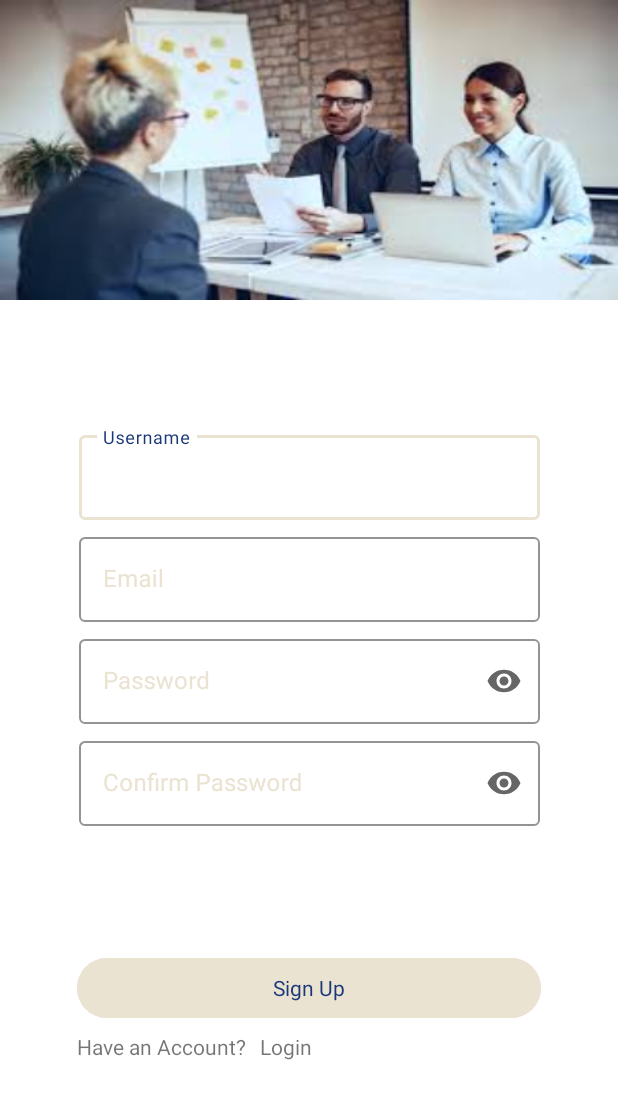
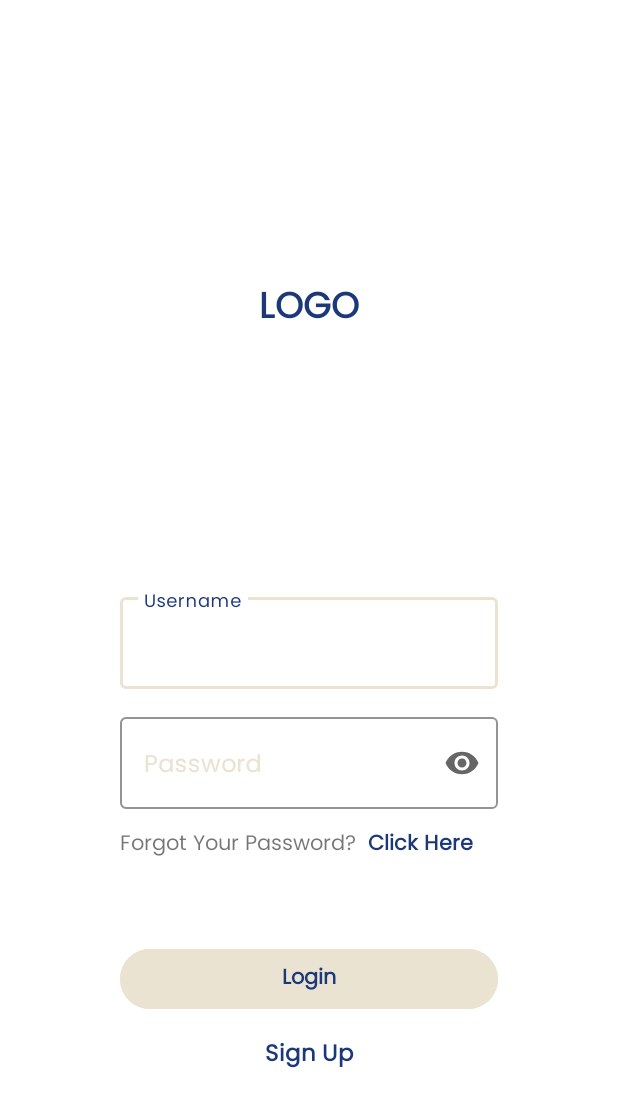
Before and after one commit to Dandy-Candra/JobSeek, an Android app: the screen it shows after launch (Register before the commit, MainActivity after it), on a phone screen of 412 x 824 dp. Shown: the top 1107 px of the screen. Run offline under Robolectric (Android 15) with nearby library versions, the phone set to English and light mode, and no system bars.

Commit message:
Menerapkan fragment pada login dan register

```diff
--- a/app/src/main/AndroidManifest.xml
+++ b/app/src/main/AndroidManifest.xml
@@ -14,10 +14,10 @@
         android:theme="@style/Theme.Tubes_PBP"
         tools:targetApi="31">
         <activity
-            android:name=".MainActivity"
+            android:name=".Register"
             android:exported="false" />
         <activity
-            android:name=".Register"
+            android:name=".MainActivity"
             android:exported="true">
             <intent-filter>
                 <action android:name="android.intent.action.MAIN" />
--- /dev/null
+++ b/app/src/main/java/com/android/tubes_pbp/LoginFragment.kt
@@ -0,0 +1,41 @@
+package com.android.tubes_pbp
+
+import android.os.Bundle
+import androidx.fragment.app.Fragment
+import android.view.LayoutInflater
+import android.view.View
+import android.view.ViewGroup
+import android.widget.Button
+import androidx.fragment.app.FragmentManager
+import androidx.fragment.app.FragmentTransaction
+import androidx.recyclerview.widget.LinearLayoutManager
+import androidx.recyclerview.widget.RecyclerView
+
+
+class LoginFragment : Fragment() {
+
+
+    override fun onCreateView(
+        inflater: LayoutInflater, container: ViewGroup?,
+        savedInstanceState: Bundle?
+    ): View? {
+        val v = inflater.inflate(R.layout.activity_login, container, false)
+
+        return v
+    }
+
+    override fun onViewCreated(view: View, savedInstanceState: Bundle?) {
+        super.onViewCreated(view, savedInstanceState)
+        val button : Button = view.findViewById(R.id.buttonRegister)
+
+        button.setOnClickListener {
+            val secondFragment = RegisterFragment()
+            val transaction: FragmentTransaction = requireFragmentManager().beginTransaction()
+            transaction.replace(R.id.layout_fragment, secondFragment)
+            transaction.commit()
+        }
+    }
+
+
+
+}
--- a/app/src/main/java/com/android/tubes_pbp/MainActivity.kt
+++ b/app/src/main/java/com/android/tubes_pbp/MainActivity.kt
@@ -2,12 +2,15 @@ package com.android.tubes_pbp
 
 import androidx.appcompat.app.AppCompatActivity
 import android.os.Bundle
-import android.view.Window
 
 class MainActivity : AppCompatActivity() {
     override fun onCreate(savedInstanceState: Bundle?) {
         getSupportActionBar()?.hide()
         super.onCreate(savedInstanceState)
         setContentView(R.layout.activity_main)
+
+
+        getSupportFragmentManager().beginTransaction().replace(R.id.layout_fragment, LoginFragment()).commit()
     }
+
 }
--- /dev/null
+++ b/app/src/main/res/layout/activity_login.xml
@@ -0,0 +1,136 @@
+<?xml version="1.0" encoding="utf-8"?>
+<androidx.constraintlayout.widget.ConstraintLayout xmlns:android="http://schemas.android.com/apk/res/android"
+    xmlns:app="http://schemas.android.com/apk/res-auto"
+    xmlns:tools="http://schemas.android.com/tools"
+    android:layout_width="match_parent"
+    android:layout_height="match_parent"
+    tools:context=".MainActivity"
+    android:padding="120px">
+
+    <TextView
+        android:id="@+id/textView3"
+        android:layout_width="wrap_content"
+        android:layout_height="wrap_content"
+        android:fontFamily="@font/poppins"
+        android:text="LOGO"
+        android:textColor="#1C3879"
+        android:textSize="24sp"
+        app:layout_constraintBottom_toBottomOf="parent"
+        app:layout_constraintEnd_toEndOf="parent"
+        app:layout_constraintStart_toStartOf="parent"
+        app:layout_constraintTop_toTopOf="parent"
+        app:layout_constraintVertical_bias="0.17000002"
+        android:textStyle="bold"/>
+
+    <com.google.android.material.textfield.TextInputLayout
+        android:id="@+id/textInputLayout"
+        android:layout_width="match_parent"
+        android:layout_height="wrap_content"
+        app:layout_constraintBottom_toBottomOf="parent"
+        app:layout_constraintEnd_toEndOf="parent"
+        app:layout_constraintStart_toStartOf="parent"
+        app:layout_constraintTop_toBottomOf="@+id/textView3"
+        app:layout_constraintVertical_bias="0.37"
+        style="@style/Widget.MaterialComponents.TextInputLayout.OutlinedBox"
+        android:hint="Username"
+        app:boxStrokeColor="#EAE3D2"
+        android:textColorHint="#EAE3D2"
+        app:hintTextColor="#1C3879">
+
+        <com.google.android.material.textfield.TextInputEditText
+            android:id="@+id/etUsername"
+            android:layout_width="match_parent"
+            android:layout_height="wrap_content"
+            android:fontFamily="@font/poppins" />
+    </com.google.android.material.textfield.TextInputLayout>
+
+    <com.google.android.material.textfield.TextInputLayout
+        android:id="@+id/textInputLayout2"
+        android:layout_width="match_parent"
+        android:layout_height="wrap_content"
+        app:endIconMode="password_toggle"
+        app:layout_constraintBottom_toBottomOf="parent"
+        app:layout_constraintEnd_toEndOf="parent"
+        app:layout_constraintStart_toStartOf="parent"
+        app:layout_constraintTop_toBottomOf="@+id/textInputLayout"
+        app:layout_constraintVertical_bias="0.060000002"
+        style="@style/Widget.MaterialComponents.TextInputLayout.OutlinedBox"
+        android:hint="Password"
+        app:boxStrokeColor="#EAE3D2"
+        android:textColorHint="#EAE3D2"
+        app:hintTextColor="#1C3879">
+
+        <com.google.android.material.textfield.TextInputEditText
+            android:id="@+id/etPassword"
+            android:layout_width="match_parent"
+            android:layout_height="wrap_content"
+
+            android:fontFamily="@font/poppins"
+            android:inputType="textPassword" />
+    </com.google.android.material.textfield.TextInputLayout>
+
+    <TextView
+        android:id="@+id/textView4"
+        android:layout_width="wrap_content"
+        android:layout_height="wrap_content"
+        android:layout_marginTop="12dp"
+        android:fontFamily="@font/poppins"
+        android:text="Forgot Your Password?"
+        app:layout_constraintEnd_toEndOf="parent"
+        app:layout_constraintHorizontal_bias="0.0"
+        app:layout_constraintStart_toStartOf="parent"
+        app:layout_constraintTop_toBottomOf="@+id/textInputLayout2" />
+
+    <TextView
+        android:id="@+id/textView5"
+        android:layout_width="73dp"
+        android:layout_height="23dp"
+        android:layout_marginStart="8dp"
+        android:fontFamily="@font/poppins"
+        android:text="Click Here"
+        android:textColor="#1C3879"
+        android:textSize="14sp"
+        android:textStyle="bold"
+        app:layout_constraintBottom_toBottomOf="@+id/textView4"
+        app:layout_constraintStart_toEndOf="@+id/textView4"
+        app:layout_constraintTop_toTopOf="@+id/textView4"
+        app:layout_constraintVertical_bias="0.0" />
+
+    <Button
+        android:id="@+id/buttonLogin"
+        android:layout_width="match_parent"
+        android:layout_height="wrap_content"
+        android:layout_marginTop="88dp"
+        android:backgroundTint="#EAE3D2"
+        android:fontFamily="@font/poppins"
+        android:text="Login"
+        android:textColor="#1C3879"
+        android:textSize="14sp"
+        android:textStyle="bold"
+        app:layout_constraintBottom_toBottomOf="parent"
+        app:layout_constraintEnd_toEndOf="parent"
+        app:layout_constraintHorizontal_bias="0.498"
+        app:layout_constraintStart_toStartOf="parent"
+        app:layout_constraintTop_toBottomOf="@+id/textInputLayout2"
+        app:layout_constraintVertical_bias="0.01999998"
+        android:padding="5dp"
+        style="@style/Widget.Material3.Button"/>
+
+    <Button
+        android:id="@+id/buttonRegister"
+        style="@style/Widget.Material3.Button.TextButton"
+        android:layout_width="wrap_content"
+        android:layout_height="wrap_content"
+        android:fontFamily="@font/poppins"
+        android:text="Sign Up"
+        android:textSize="15sp"
+        android:textColor="#1C3879"
+        app:layout_constraintBottom_toBottomOf="parent"
+        app:layout_constraintEnd_toEndOf="parent"
+        app:layout_constraintHorizontal_bias="0.498"
+        app:layout_constraintStart_toStartOf="parent"
+        app:layout_constraintTop_toBottomOf="@+id/buttonLogin"
+        app:layout_constraintVertical_bias="0.156"
+        android:textStyle="bold"/>
+
+</androidx.constraintlayout.widget.ConstraintLayout>
--- a/app/src/main/res/layout/activity_register.xml
+++ b/app/src/main/res/layout/activity_register.xml
@@ -9,7 +9,7 @@
     <androidx.constraintlayout.widget.ConstraintLayout
         android:id="@+id/constraintLayout"
         android:layout_width="match_parent"
-        android:layout_height="200dp"
+        android:layout_height="225dp"
         android:background="@drawable/backgorundicon"
         app:layout_constraintBottom_toBottomOf="parent"
         app:layout_constraintEnd_toEndOf="parent"
@@ -141,7 +141,7 @@
             app:layout_constraintVertical_bias="0.07999998" />
 
         <TextView
-            android:id="@+id/textView2"
+            android:id="@+id/buttonLogin"
             android:layout_width="wrap_content"
             android:layout_height="wrap_content"
             android:layout_marginStart="6dp"
--- a/app/src/main/res/values/strings.xml
+++ b/app/src/main/res/values/strings.xml
@@ -1,3 +1,5 @@
 <resources>
     <string name="app_name">Tubes_PBP</string>
+    <!-- TODO: Remove or change this placeholder text -->
+    <string name="hello_blank_fragment">Hello blank fragment</string>
 </resources>
```
Also changed, not shown: app/src/main/java/com/android/tubes_pbp/RegisterFragment.kt (added, +38 -0 lines), app/src/main/res/layout/activity_main.xml (+6 -125 lines).
